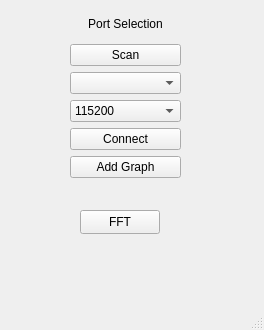
First picture: the form in mainwindow.ui, repository eraydurak35/SerialPlotter, before the edit.
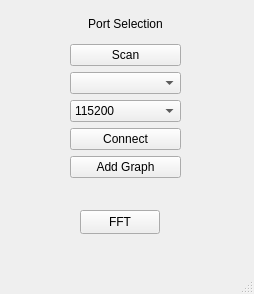
Second picture: the form after the edit.

Diff of the .ui file:
```diff
--- a/mainwindow.ui
+++ b/mainwindow.ui
@@ -6,8 +6,8 @@
    <rect>
     <x>0</x>
     <y>0</y>
-    <width>264</width>
-    <height>330</height>
+    <width>254</width>
+    <height>294</height>
    </rect>
   </property>
   <property name="windowTitle">
```
Left out of the diff: 2 changed lines with no effect on the pictures.
